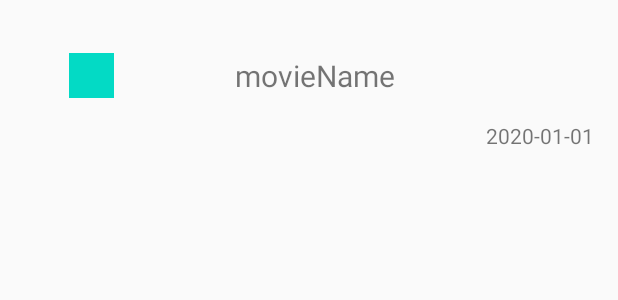
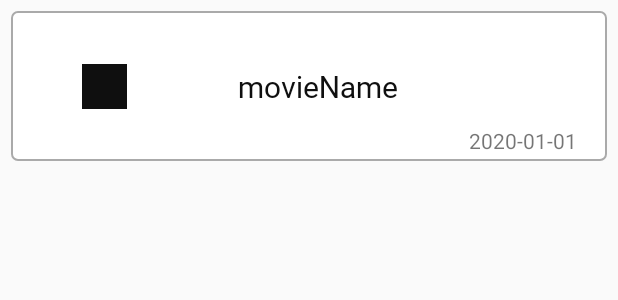
Before and after one commit to Jamong435/Dateapplication, an Android app: the layout recyclerview_item.xml on its own in the app's theme, with its tools: preview values and no code run, on a phone screen of 412 x 824 dp. Shown: the top 300 px of the screen. Run offline under Robolectric (Android 15) with nearby library versions, the phone set to English and light mode, and no system bars; network calls fail.

Commit message:
add button

```diff
--- a/app/src/main/res/layout/recyclerview_item.xml
+++ b/app/src/main/res/layout/recyclerview_item.xml
@@ -3,13 +3,15 @@
     xmlns:app="http://schemas.android.com/apk/res-auto"
     android:layout_width="match_parent"
     android:layout_height="100dp"
-    xmlns:tools="http://schemas.android.com/tools">
+    xmlns:tools="http://schemas.android.com/tools"
+    android:background="@drawable/bg_button_round"
+    android:layout_margin="7dp">
     <TextView
         android:id="@+id/tv_rank"
         android:layout_width="30dp"
         android:layout_height="30dp"
-        android:background="@color/colorAccent"
-        android:textSize="24sp"
+        android:background="#f0000000"
+        android:textSize="20sp"
         android:textColor="#FFFFFF"
         android:gravity="center"
         app:layout_constraintBottom_toBottomOf="parent"
@@ -23,6 +25,8 @@
         android:layout_width="wrap_content"
         android:layout_height="wrap_content"
         android:textSize="20sp"
+        android:fontFamily="@font/bold"
+        android:textColor="#f0000000"
         app:layout_constraintBottom_toBottomOf="parent"
         app:layout_constraintEnd_toEndOf="parent"
         app:layout_constraintHorizontal_bias="0.352"
```
Also changed, not shown: app/src/main/java/com/kim9212/dateapplication/MovieListActivity.java (+6 -3 lines), app/src/main/res/layout/activity_movie_list.xml (+3 -7 lines), app/src/main/res/drawable/back8.png (added).
